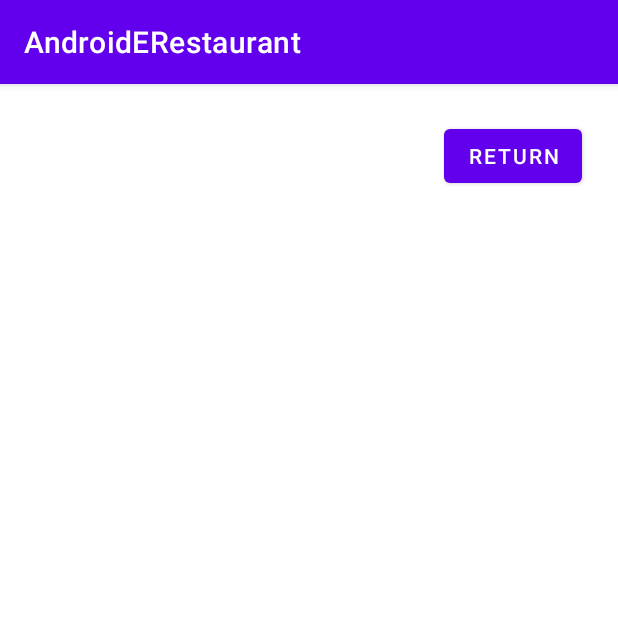
After one commit to Jules-Calvet/AndroidERestaurant, an Android app: the MealsActivity screen opened directly, with no data from a screen before it, on a phone screen of 412 x 824 dp, the top half of it. The commit adds this screen. Run offline under Robolectric (Android 15) with nearby library versions, the phone set to English and light mode, and no system bars.

Commit message:
get title

```diff
--- a/app/build.gradle
+++ b/app/build.gradle
@@ -30,6 +30,9 @@ android {
     kotlinOptions {
         jvmTarget = '1.8'
     }
+    buildFeatures {
+        viewBinding = true
+    }
 }
 
 dependencies {
--- a/app/src/main/AndroidManifest.xml
+++ b/app/src/main/AndroidManifest.xml
@@ -13,7 +13,7 @@
         android:theme="@style/Theme.AndroidERestaurant"
         tools:targetApi="31">
         <activity
-            android:name=".MealActivity"
+            android:name=".MealsActivity"
             android:exported="false">
             <meta-data
                 android:name="android.app.lib_name"
--- /dev/null
+++ b/app/src/main/java/fr/isen/calvet/androiderestaurant/MealsActivity.kt
@@ -0,0 +1,26 @@
+package fr.isen.calvet.androiderestaurant
+
+import android.content.Intent
+import androidx.appcompat.app.AppCompatActivity
+import android.os.Bundle
+import fr.isen.calvet.androiderestaurant.databinding.ActivityMealsBinding
+
+class MealsActivity : AppCompatActivity() {
+    private lateinit var binding: ActivityMealsBinding
+    override fun onCreate(savedInstanceState: Bundle?) {
+        super.onCreate(savedInstanceState)
+
+        binding = ActivityMealsBinding.inflate(layoutInflater)
+        setContentView(binding.root)
+
+        val title = intent.getStringExtra("Title")
+        binding.title.text = title
+
+        binding.buttonReturn.setOnClickListener {
+            val intent = Intent(this, HomeActivity::class.java)
+            startActivity(intent)
+            finish()
+
+        }
+    }
+}
--- a/app/src/main/res/layout/activity_home.xml
+++ b/app/src/main/res/layout/activity_home.xml
@@ -31,7 +31,7 @@
         android:id="@+id/textView3"
         android:layout_width="wrap_content"
         android:layout_height="wrap_content"
-        android:layout_marginTop="24dp"
+        android:layout_marginTop="12dp"
         android:layout_marginEnd="12dp"
         android:text="@string/app_name"
         android:textColor="#03A9F4"
--- /dev/null
+++ b/app/src/main/res/layout/activity_meals.xml
@@ -0,0 +1,28 @@
+<?xml version="1.0" encoding="utf-8"?>
+<androidx.constraintlayout.widget.ConstraintLayout xmlns:android="http://schemas.android.com/apk/res/android"
+    xmlns:app="http://schemas.android.com/apk/res-auto"
+    xmlns:tools="http://schemas.android.com/tools"
+    android:layout_width="match_parent"
+    android:layout_height="match_parent"
+    tools:context=".MealsActivity">
+
+    <Button
+        android:id="@+id/buttonReturn"
+        android:layout_width="wrap_content"
+        android:layout_height="wrap_content"
+        android:layout_marginTop="24dp"
+        android:layout_marginEnd="24dp"
+        android:text="Return"
+        app:layout_constraintEnd_toEndOf="parent"
+        app:layout_constraintTop_toTopOf="parent" />
+
+    <TextView
+        android:id="@+id/title"
+        android:layout_width="wrap_content"
+        android:layout_height="wrap_content"
+        android:layout_marginStart="24dp"
+        android:layout_marginTop="32dp"
+        android:text="Title"
+        app:layout_constraintStart_toStartOf="parent"
+        app:layout_constraintTop_toTopOf="parent" />
+</androidx.constraintlayout.widget.ConstraintLayout>
--- a/app/src/main/res/values/strings.xml
+++ b/app/src/main/res/values/strings.xml
@@ -1,6 +1,6 @@
 <resources>
     <string name="app_name">AndroidERestaurant</string>
-    <string name="first">Entrées</string>
-    <string name="second">Plats</string>
-    <string name="third">Désserts</string>
+    <string name="first">Starters</string>
+    <string name="second">Main Courses</string>
+    <string name="third">Desserts</string>
 </resources>
```
Also changed, not shown: app/src/main/java/fr/isen/calvet/androiderestaurant/HomeActivity.kt (+34 -13 lines), app/src/main/java/fr/isen/calvet/androiderestaurant/MealActivity.kt (deleted, +0 -11 lines), app/src/main/res/layout/activity_meal.xml (deleted, +0 -9 lines).
